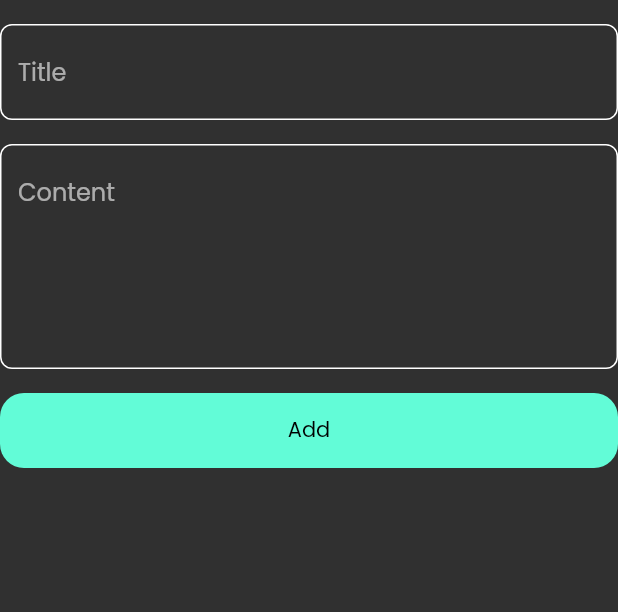
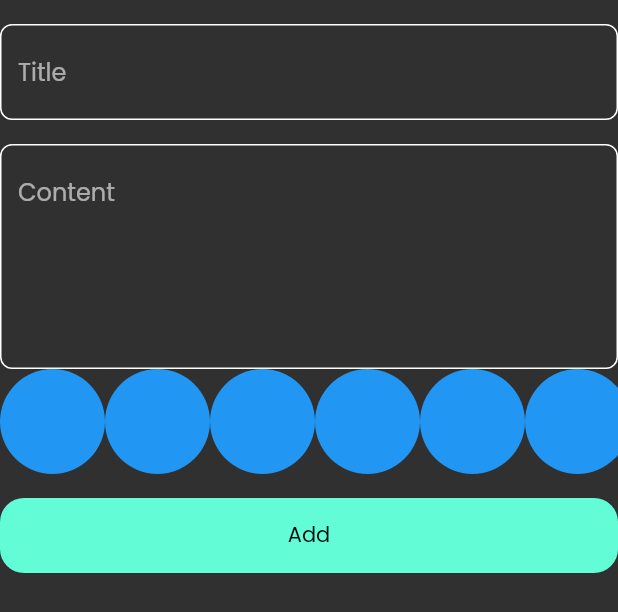
Before and after one commit to Adham167/notes_app, a Flutter app: the AddNoteForm widget shown alone on an empty page, opened directly, on a phone screen of 412 x 824 dp. Shown: the top 612 px of the screen. Run offline on Flutter 3.47's test engine with Material 3 defaults, Android fonts, the phone set to English and light mode, and no system bars; our stand-ins replace bloc, flutter_bloc, hive, hive_flutter; accounts and stored records are empty.

Commit message:
create color list view part one

```diff
--- a/lib/widgets/add_note_form.dart
+++ b/lib/widgets/add_note_form.dart
@@ -3,6 +3,7 @@ import 'package:flutter_bloc/flutter_bloc.dart';
 import 'package:intl/intl.dart';
 import 'package:note_app_1/cubits/add_note_cubit/add_note_cubit.dart';
 import 'package:note_app_1/model/note_model.dart';
+import 'package:note_app_1/widgets/color_list_view.dart';
 import 'package:note_app_1/widgets/custom_botton.dart';
 import 'package:note_app_1/widgets/custom_text_field.dart';
 
@@ -47,6 +48,7 @@ class _AddNoteFormState extends State<AddNoteForm> {
             hint: "Content",
             Maxline: 5,
           ),
+          const ColorListview(),
           const SizedBox(
             height: 16,
           ),
--- /dev/null
+++ b/lib/widgets/color_list_view.dart
@@ -0,0 +1,30 @@
+import 'package:flutter/material.dart';
+
+class ColorItem extends StatelessWidget {
+  const ColorItem({super.key});
+
+  @override
+  Widget build(BuildContext context) {
+    return const CircleAvatar(
+      backgroundColor: Colors.blue,
+     radius: 35,
+    );
+  }
+}
+
+class ColorListview extends StatelessWidget {
+  const ColorListview({super.key});
+
+  @override
+  Widget build(BuildContext context) {
+    return SizedBox(
+      height: 35*2,
+      child: ListView.builder(
+        scrollDirection: Axis.horizontal,
+        itemCount: 10,
+        itemBuilder: (context, index) {
+        return const ColorItem();
+      }),
+    );
+  }
+}
```
